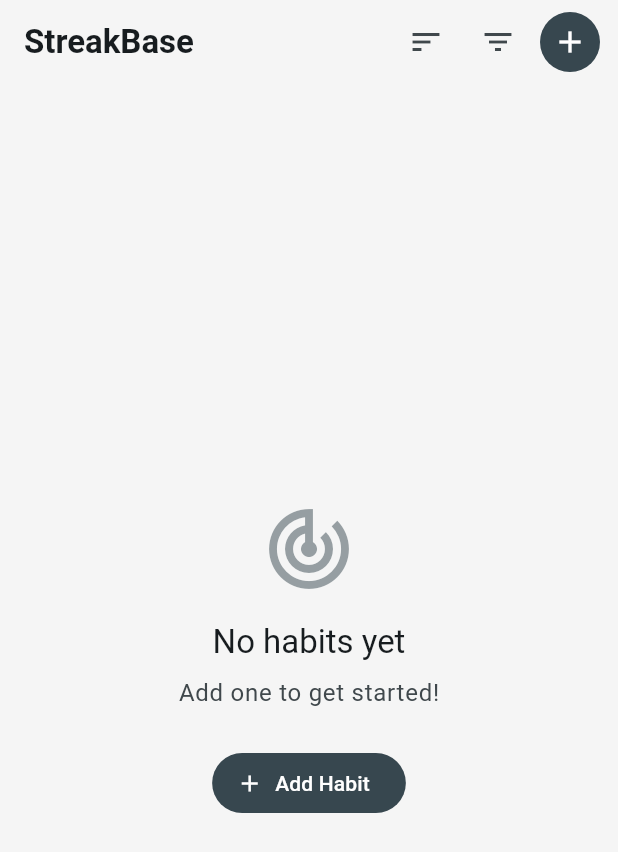
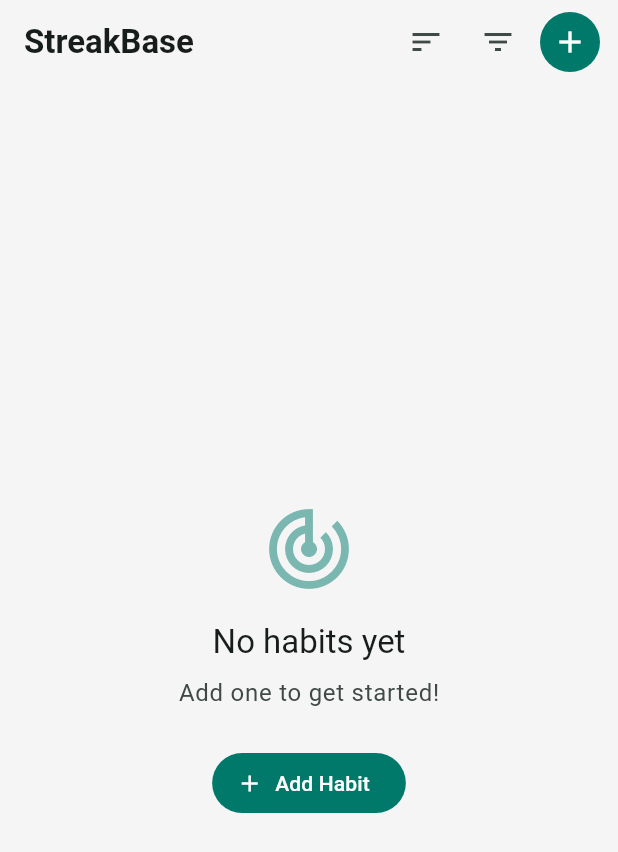
Before and after one commit to mrnithesh/streakbase, a Flutter app: the screen it shows after launch, on a phone screen of 412 x 824 dp. Shown: the top 852 px of the screen. Run offline on Flutter 3.47's test engine with Material 3 defaults, Android fonts, the phone set to English and light mode, and no system bars; our stand-ins replace flutter_heatmap_calendar, sqflite; missing offline and left inert: habit_tracker; accounts and stored records are empty.

Commit message:
ui enhancements

```diff
--- a/lib/main.dart
+++ b/lib/main.dart
@@ -33,15 +33,15 @@ class MyApp extends StatelessWidget {
   @override
   Widget build(BuildContext context) {
     final lightColorScheme = ColorScheme.fromSeed(
-      seedColor: const Color(0xFF37474F), // Blue-gray as base
-      primary: const Color(0xFF37474F),
-      secondary: const Color(0xFF78909C),
-      surface: const Color(0xFFF5F5F5),
-      background: const Color(0xFFFFFFFF),
-      error: const Color(0xFFE57373),
+      seedColor: const Color(0xFF00796B), // Teal as base
+      primary: const Color(0xFF00796B),   // Primary color
+      secondary: const Color(0xFF004D40), // Dark teal as secondary color
+      surface: const Color(0xFFF5F5F5),   // Light grey for surface
+      background: const Color(0xFFFFFFFF), // White background
+      error: const Color(0xFFD32F2F),     // Red for errors
     ).copyWith(
-      primaryContainer: const Color(0xFFECEFF1),
-      secondaryContainer: const Color(0xFFCFD8DC),
+      primaryContainer: const Color(0xFFB2DFDB), // Light teal for containers
+      secondaryContainer: const Color(0xFF004D40), // Dark teal for containers
       onPrimary: Colors.white, // Ensure good contrast for buttons
     );
 
```
Also changed, not shown: lib/widgets/habit_heatmap.dart (+13 -20 lines).
